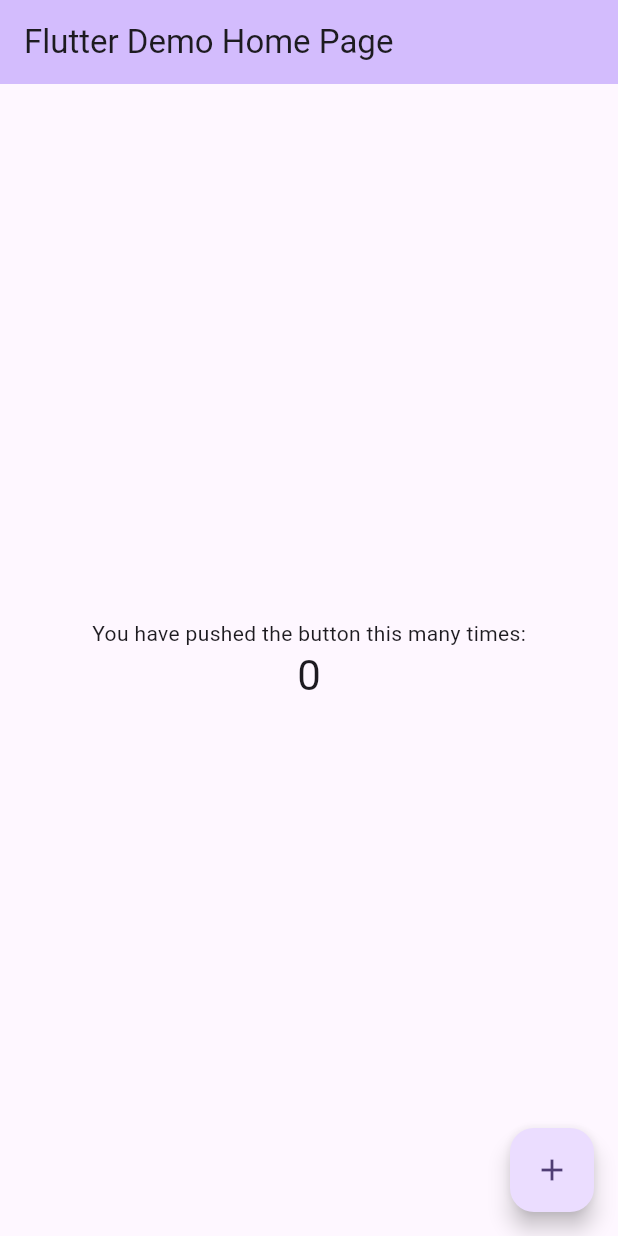
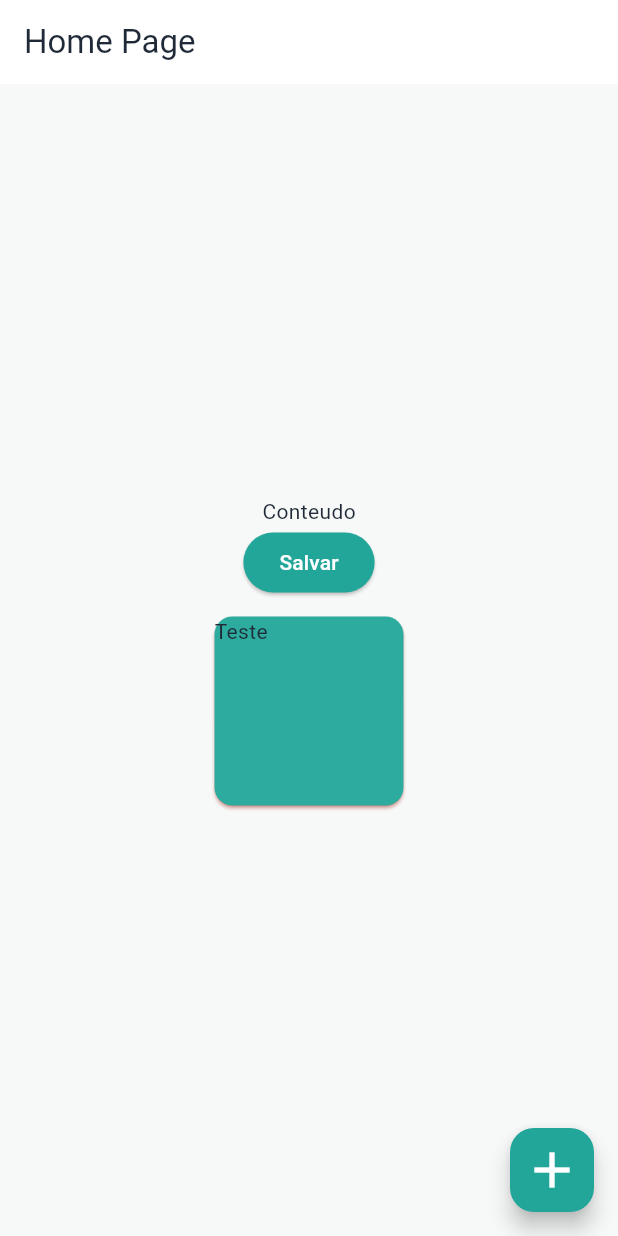
Before and after one commit to JonathanOishi/geo_tasks, a Flutter app: the screen it shows after launch, on a phone screen of 412 x 824 dp. Run offline on Flutter 3.47's test engine with Material 3 defaults, Android fonts, the phone set to English and light mode, and no system bars.

Commit message:
Adicionando tema ao app

```diff
--- a/analysis_options.yaml
+++ b/analysis_options.yaml
@@ -8,6 +8,9 @@
 # The following line activates a set of recommended lints for Flutter apps,
 # packages, and plugins designed to encourage good coding practices.
 include: package:flutter_lints/flutter.yaml
+
+formatter:
+  trailing_commas: preserve
 
 linter:
   # The lint rules applied to this project can be customized in the
--- /dev/null
+++ b/lib/core/theme/app_colors.dart
@@ -0,0 +1,15 @@
+import 'package:flutter/material.dart';
+
+class AppColors {
+  AppColors._();
+
+  static const Color primary = Color(0xFF22A699);
+  static const Color secondary = Color(0xFF5CCFC4);
+  static const Color tertiary = Color(0xFF1B8E82);
+  static const Color textPrimary = Color(0xFF1F2937);
+  static const Color textSecondary = Color(0xFF727877);
+  static const Color background = Color(0xFFF7F9F8);
+  static const Color surface = Color(0xFFFFFFFF);
+  static const Color onPrimary = Color(0xFFFFFFFF);
+  static const Color error = Color(0xFFDC2626);
+}
--- /dev/null
+++ b/lib/core/theme/app_theme.dart
@@ -0,0 +1,33 @@
+import 'package:flutter/material.dart';
+import 'app_colors.dart';
+
+class AppTheme {
+  AppTheme._();
+
+  static ThemeData get light {
+    return ThemeData(
+      scaffoldBackgroundColor: AppColors.background,
+      elevatedButtonTheme: ElevatedButtonThemeData(
+        style: ElevatedButton.styleFrom(
+          backgroundColor: AppColors.primary,
+          foregroundColor: AppColors.onPrimary,
+        ),
+      ),
+      floatingActionButtonTheme: FloatingActionButtonThemeData(
+        backgroundColor: AppColors.primary,
+        foregroundColor: AppColors.onPrimary,
+      ),
+      colorScheme: const ColorScheme(
+        brightness: Brightness.light,
+        primary: AppColors.primary,
+        onPrimary: AppColors.onPrimary,
+        secondary: AppColors.secondary,
+        surface: AppColors.surface,
+        error: AppColors.error,
+        onSurface: AppColors.textPrimary,
+        onSecondary: AppColors.onPrimary,
+        onError: AppColors.onPrimary,
+      ),
+    );
+  }
+}
--- a/lib/main.dart
+++ b/lib/main.dart
@@ -1,122 +1,25 @@
 import 'package:flutter/material.dart';
+import 'package:geo_tasks/core/theme/app_theme.dart';
+import 'package:geo_tasks/pages/add_edit_task_page.dart';
+import 'package:geo_tasks/pages/home_page.dart';
+import 'package:geo_tasks/routes/routes.dart';
 
 void main() {
-  runApp(const MyApp());
+  runApp(const GeoTasks());
 }
 
-class MyApp extends StatelessWidget {
-  const MyApp({super.key});
+class GeoTasks extends StatelessWidget {
+  const GeoTasks({super.key});
 
-  // This widget is the root of your application.
   @override
   Widget build(BuildContext context) {
     return MaterialApp(
-      title: 'Flutter Demo',
-      theme: ThemeData(
-        // This is the theme of your application.
-        //
-        // TRY THIS: Try running your application with "flutter run". You'll see
-        // the application has a purple toolbar. Then, without quitting the app,
-        // try changing the seedColor in the colorScheme below to Colors.green
-        // and then invoke "hot reload" (save your changes or press the "hot
-        // reload" button in a Flutter-supported IDE, or press "r" if you used
-        // the command line to start the app).
-        //
-        // Notice that the counter didn't reset back to zero; the application
-        // state is not lost during the reload. To reset the state, use hot
-        // restart instead.
-        //
-        // This works for code too, not just values: Most code changes can be
-        // tested with just a hot reload.
-        colorScheme: .fromSeed(seedColor: Colors.deepPurple),
-      ),
-      home: const MyHomePage(title: 'Flutter Demo Home Page'),
+      debugShowCheckedModeBanner: false,
+      home: const HomePage(),
+      theme: AppTheme.light,
+      routes: <String, WidgetBuilder>{
+        Routes.ADDEDITTASK: (context) => AddEditTaskPage(),
+      },
     );
   }
 }
-
-class MyHomePage extends StatefulWidget {
-  const MyHomePage({super.key, required this.title});
-
-  // This widget is the home page of your application. It is stateful, meaning
-  // that it has a State object (defined below) that contains fields that affect
-  // how it looks.
-
-  // This class is the configuration for the state. It holds the values (in this
-  // case the title) provided by the parent (in this case the App widget) and
-  // used by the build method of the State. Fields in a Widget subclass are
-  // always marked "final".
-
-  final String title;
-
-  @override
-  State<MyHomePage> createState() => _MyHomePageState();
-}
-
-class _MyHomePageState extends State<MyHomePage> {
-  int _counter = 0;
-
-  void _incrementCounter() {
-    setState(() {
-      // This call to setState tells the Flutter framework that something has
-      // changed in this State, which causes it to rerun the build method below
-      // so that the display can reflect the updated values. If we changed
-      // _counter without calling setState(), then the build method would not be
-      // called again, and so nothing would appear to happen.
-      _counter++;
-    });
-  }
-
-  @override
-  Widget build(BuildContext context) {
-    // This method is rerun every time setState is called, for instance as done
-    // by the _incrementCounter method above.
-    //
-    // The Flutter framework has been optimized to make rerunning build methods
-    // fast, so that you can just rebuild anything that needs updating rather
-    // than having to individually change instances of widgets.
-    return Scaffold(
-      appBar: AppBar(
-        // TRY THIS: Try changing the color here to a specific color (to
-        // Colors.amber, perhaps?) and trigger a hot reload to see the AppBar
-        // change color while the other colors stay the same.
-        backgroundColor: Theme.of(context).colorScheme.inversePrimary,
-        // Here we take the value from the MyHomePage object that was created by
-        // the App.build method, and use it to set our appbar title.
-        title: Text(widget.title),
-      ),
-      body: Center(
-        // Center is a layout widget. It takes a single child and positions it
-        // in the middle of the parent.
-        child: Column(
-          // Column is also a layout widget. It takes a list of children and
-          // arranges them vertically. By default, it sizes itself to fit its
-          // children horizontally, and tries to be as tall as its parent.
-          //
-          // Column has various properties to control how it sizes itself and
-          // how it positions its children. Here we use mainAxisAlignment to
-          // center the children vertically; the main axis here is the vertical
-          // axis because Columns are vertical (the cross axis would be
-          // horizontal).
-          //
-          // TRY THIS: Invoke "debug painting" (choose the "Toggle Debug Paint"
-          // action in the IDE, or press "p" in the console), to see the
-          // wireframe for each widget.
-          mainAxisAlignment: .center,
-          children: [
-            const Text('You have pushed the button this many times:'),
-            Text(
-              '$_counter',
-              style: Theme.of(context).textTheme.headlineMedium,
-            ),
-          ],
-        ),
-      ),
-      floatingActionButton: FloatingActionButton(
-        onPressed: _incrementCounter,
-        tooltip: 'Increment',
-        child: const Icon(Icons.add),
-      ),
-    );
-  }
-}
--- /dev/null
+++ b/lib/pages/add_edit_task_page.dart
@@ -0,0 +1,10 @@
+import 'package:flutter/material.dart';
+
+class AddEditTaskPage extends StatelessWidget {
+  const AddEditTaskPage({super.key});
+
+  @override
+  Widget build(BuildContext context) {
+    return Scaffold();
+  }
+}
--- /dev/null
+++ b/lib/pages/home_page.dart
@@ -0,0 +1,38 @@
+import 'package:flutter/material.dart';
+import 'package:geo_tasks/widgets/custom_button.dart';
+import 'package:geo_tasks/widgets/custom_card.dart';
+
+class HomePage extends StatelessWidget {
+  const HomePage({super.key});
+
+  @override
+  Widget build(BuildContext context) {
+    return Scaffold(
+      appBar: AppBar(
+        title: Text('Home Page'),
+      ),
+      floatingActionButton: FloatingActionButton(
+        onPressed: () {
+          Navigator.of(context).pushNamed("/AddEditTasks");
+        },
+
+        child: Icon(
+          Icons.add,
+          size: 40,
+        ),
+      ),
+      body: Center(
+        child: Column(
+          mainAxisAlignment: MainAxisAlignment.center,
+          children: [
+            Text('Conteudo'),
+            CustomButton(
+              customText: 'Salvar',
+            ),
+            CustomCard(),
+          ],
+        ),
+      ),
+    );
+  }
+}
--- /dev/null
+++ b/lib/routes/routes.dart
@@ -0,0 +1,5 @@
+// ignore_for_file: non_constant_identifier_names
+
+class Routes {
+  static String ADDEDITTASK = "/AddEditTasks";
+}
--- /dev/null
+++ b/lib/widgets/custom_button.dart
@@ -0,0 +1,18 @@
+import 'package:flutter/material.dart';
+
+class CustomButton extends StatelessWidget {
+  const CustomButton({
+    super.key,
+    required this.customText,
+  });
+
+  final String customText;
+
+  @override
+  Widget build(BuildContext context) {
+    return ElevatedButton(
+      onPressed: () {},
+      child: Text(customText),
+    );
+  }
+}
--- /dev/null
+++ b/lib/widgets/custom_card.dart
@@ -0,0 +1,24 @@
+import 'package:flutter/material.dart';
+import 'package:geo_tasks/core/theme/app_colors.dart';
+
+class CustomCard extends StatelessWidget {
+  const CustomCard({super.key});
+
+  @override
+  Widget build(BuildContext context) {
+    return SizedBox(
+      height: 150,
+      width: 150,
+      child: Padding(
+        padding: const EdgeInsets.all(8.0),
+        child: Card(
+          color: AppColors.primary,
+          shadowColor: Colors.red,
+          surfaceTintColor: Colors.white,
+
+          child: Text('Teste'),
+        ),
+      ),
+    );
+  }
+}
```
Also changed, not shown: 1 other file.
